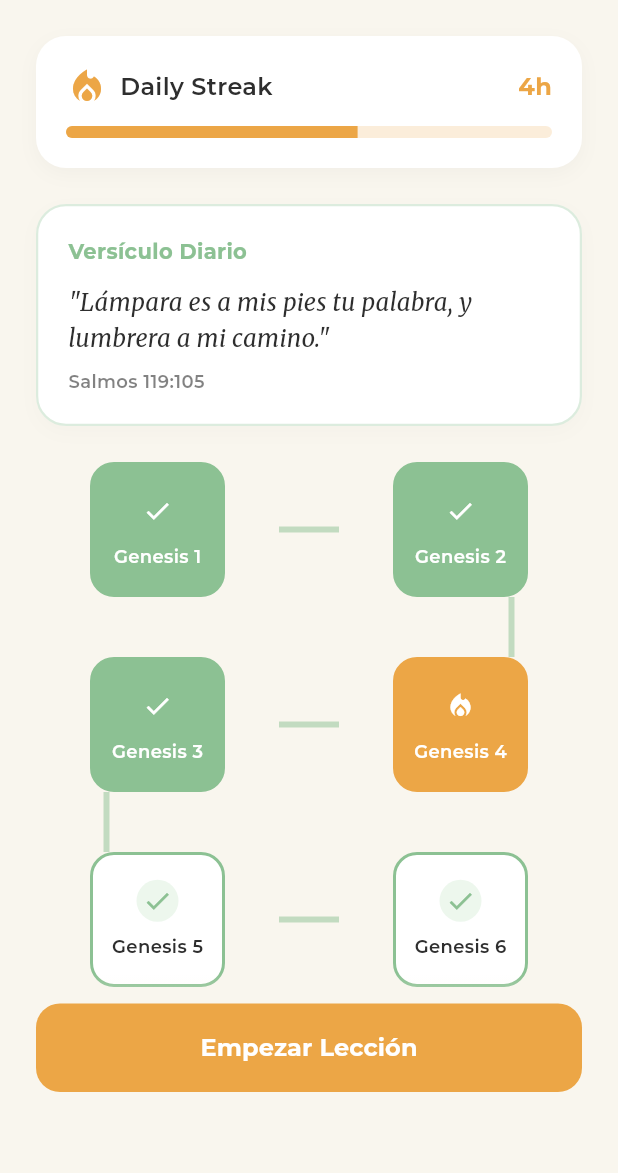
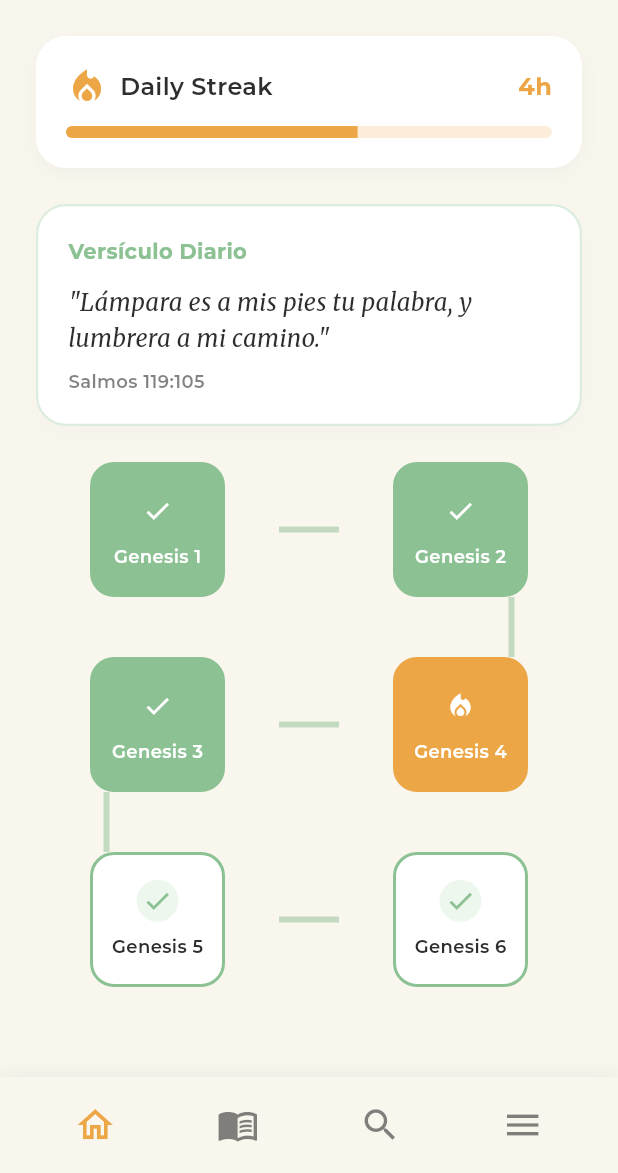
Before and after one commit to Laquibio01/LumenSelah, a Flutter app: the screen it shows after launch, on a phone screen of 412 x 824 dp, the part 63-1236 px from its top. Run offline on Flutter 3.47's test engine with Material 3 defaults, Android fonts, the light colour scheme and no system bars; our stand-ins replace google_fonts.

Commit message:
Add MainNavigation and centralize navigation
Replace HomeScreen as app entry with a new MainNavigation widget and centralize bottom navigation. Added lib/screens/main_navigation.dart which provides an IndexedStack of pages (Home, Reader, Search and Profile placeholders) and a shared bottom navigation bar with an accent-styled center item. Updated lib/main.dart to use MainNavigation. Removed the standalone bottom CTA from HomeScreen and removed the bottomNavigationBar/_buildBottomNavBar and local accentColor from BibleReaderScreen; also adjusted the reader AppBar (removed custom back button and prevented the default leading). Minor formatting/cleanup changes and import updates to reflect the new navigation structure.

```diff
--- a/lib/main.dart
+++ b/lib/main.dart
@@ -1,5 +1,5 @@
 import 'package:flutter/material.dart';
-import 'screens/home_screen.dart';
+import 'screens/main_navigation.dart';
 
 void main() {
   runApp(const MainApp());
@@ -12,7 +12,7 @@ class MainApp extends StatelessWidget {
   Widget build(BuildContext context) {
     return const MaterialApp(
       debugShowCheckedModeBanner: false,
-      home: HomeScreen(),
+      home: MainNavigation(),
     );
   }
 }
--- a/lib/screens/home_screen.dart
+++ b/lib/screens/home_screen.dart
@@ -1,7 +1,5 @@
 import 'package:flutter/material.dart';
 import 'package:google_fonts/google_fonts.dart';
-
-import 'bible_reader_screen.dart';
 
 class HomeScreen extends StatelessWidget {
   const HomeScreen({Key? key}) : super(key: key);
@@ -47,52 +45,6 @@ class HomeScreen extends StatelessWidget {
                   const SizedBox(height: 24),
                   _buildPathLessons(),
                 ],
-              ),
-            ),
-          ),
-          // Botón inferior fijo con gradiente difuminado como en la imagen
-          Positioned(
-            bottom: 0,
-            left: 0,
-            right: 0,
-            child: Container(
-              padding: const EdgeInsets.fromLTRB(24, 20, 24, 30),
-              decoration: BoxDecoration(
-                gradient: LinearGradient(
-                  begin: Alignment.topCenter,
-                  end: Alignment.bottomCenter,
-                  colors: [
-                    bgColor.withOpacity(0.0),
-                    bgColor.withOpacity(0.9),
-                    bgColor,
-                  ],
-                ),
-              ),
-              child: ElevatedButton(
-                onPressed: () {
-                  Navigator.push(
-                    context,
-                    MaterialPageRoute(
-                      builder: (context) => const BibleReaderScreen(),
-                    ),
-                  );
-                },
-                style: ElevatedButton.styleFrom(
-                  backgroundColor: orangeAccent,
-                  foregroundColor: Colors.white,
-                  elevation: 0,
-                  padding: const EdgeInsets.symmetric(vertical: 18),
-                  shape: RoundedRectangleBorder(
-                    borderRadius: BorderRadius.circular(16),
-                  ),
-                ),
-                child: Text(
-                  'Empezar Lección',
-                  style: GoogleFonts.montserrat(
-                    fontSize: 16,
-                    fontWeight: FontWeight.bold,
-                  ),
-                ),
               ),
             ),
           ),
--- /dev/null
+++ b/lib/screens/main_navigation.dart
@@ -0,0 +1,129 @@
+import 'package:flutter/material.dart';
+import 'package:google_fonts/google_fonts.dart';
+
+import 'home_screen.dart';
+import 'bible_reader_screen.dart';
+
+class MainNavigation extends StatefulWidget {
+  const MainNavigation({Key? key}) : super(key: key);
+
+  @override
+  State<MainNavigation> createState() => _MainNavigationState();
+}
+
+class _MainNavigationState extends State<MainNavigation> {
+  int _selectedIndex = 0;
+
+  // Colores principales de LumenSelah
+  static const Color bgColor = Color(0xFFF9F6EE);
+  static const Color textColor = Color(0xFF2E2E2E);
+  static const Color accentColor = Color(0xFFECA646);
+
+  // Las pantallas para cada pestaña
+  final List<Widget> _pages = [
+    const HomeScreen(),
+    const BibleReaderScreen(),
+    const SearchScreenPlaceholder(),
+    const ProfileScreenPlaceholder(),
+  ];
+
+  void _onItemTapped(int index) {
+    setState(() {
+      _selectedIndex = index;
+    });
+  }
+
+  @override
+  Widget build(BuildContext context) {
+    return Scaffold(
+      backgroundColor: bgColor,
+      body: IndexedStack(
+        index: _selectedIndex,
+        children: _pages,
+      ),
+      bottomNavigationBar: Container(
+        decoration: BoxDecoration(
+          color: bgColor,
+          boxShadow: [
+            BoxShadow(
+              color: Colors.black.withOpacity(0.05),
+              offset: const Offset(0, -2),
+              blurRadius: 10,
+            ),
+          ],
+        ),
+        child: SafeArea(
+          child: Padding(
+            padding: const EdgeInsets.symmetric(horizontal: 16.0, vertical: 8.0),
+            child: Row(
+              mainAxisAlignment: MainAxisAlignment.spaceAround,
+              children: [
+                _buildNavItem(icon: Icons.home_outlined, index: 0),
+                _buildNavItem(icon: Icons.menu_book_outlined, index: 1, isAccent: true),
+                _buildNavItem(icon: Icons.search, index: 2),
+                _buildNavItem(icon: Icons.menu, index: 3),
+              ],
+            ),
+          ),
+        ),
+      ),
+    );
+  }
+
+  Widget _buildNavItem({required IconData icon, required int index, bool isAccent = false}) {
+    final bool isSelected = _selectedIndex == index;
+
+    // Si es la pestaña actual y está marcada como 'accent' (como el libro en el mockup)
+    // o simplemente para resaltar el ítem seleccionado.
+    if (isAccent && isSelected) {
+      return Container(
+        decoration: BoxDecoration(
+          color: accentColor,
+          borderRadius: BorderRadius.circular(12),
+        ),
+        child: IconButton(
+          icon: Icon(icon),
+          color: Colors.white,
+          iconSize: 26,
+          onPressed: () => _onItemTapped(index),
+        ),
+      );
+    }
+
+    return IconButton(
+      icon: Icon(icon),
+      color: isSelected ? accentColor : textColor.withOpacity(0.6),
+      iconSize: 28,
+      onPressed: () => _onItemTapped(index),
+    );
+  }
+}
+
+// Pantallas Placeholder para Buscador y Perfil
+class SearchScreenPlaceholder extends StatelessWidget {
+  const SearchScreenPlaceholder({Key? key}) : super(key: key);
+
+  @override
+  Widget build(BuildContext context) {
+    return Center(
+      child: Text(
+        'Buscador',
+        style: GoogleFonts.montserrat(fontSize: 24, fontWeight: FontWeight.bold),
+      ),
+    );
+  }
+}
+
+class ProfileScreenPlaceholder extends StatelessWidget {
+  const ProfileScreenPlaceholder({Key? key}) : super(key: key);
+
+  @override
+  Widget build(BuildContext context) {
+    return Center(
+      child: Text(
+        'Perfil',
+        style: GoogleFonts.montserrat(fontSize: 24, fontWeight: FontWeight.bold),
+      ),
+    );
+  }
+}
```
Also changed, not shown: lib/screens/bible_reader_screen.dart (+2 -68 lines).
